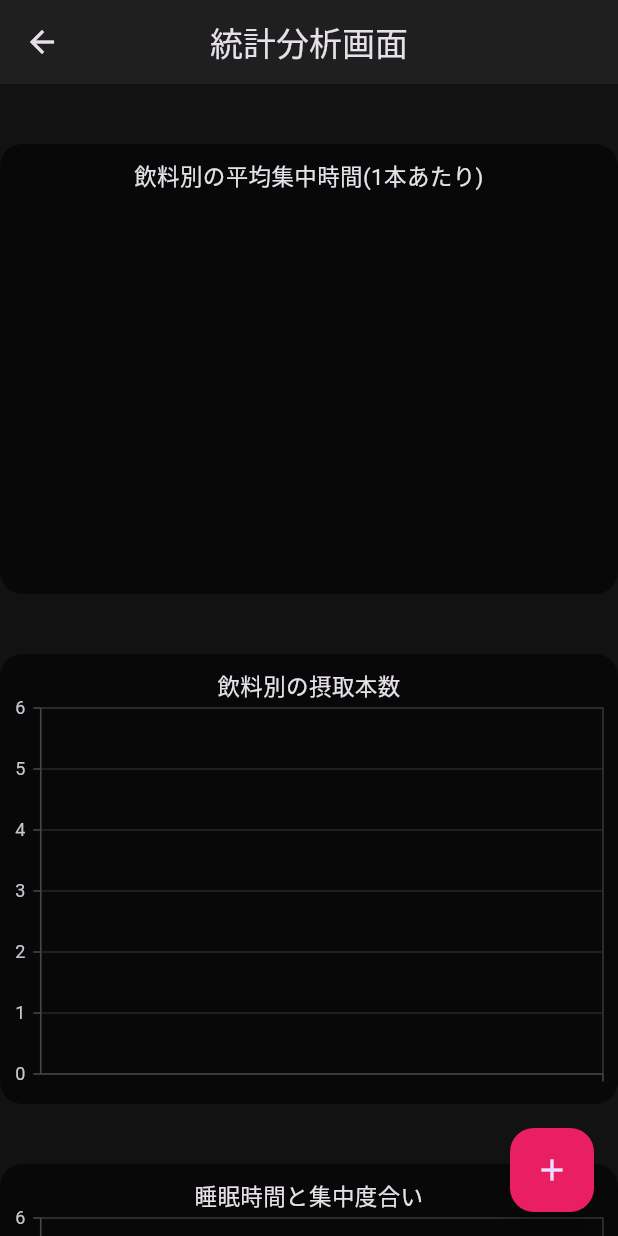
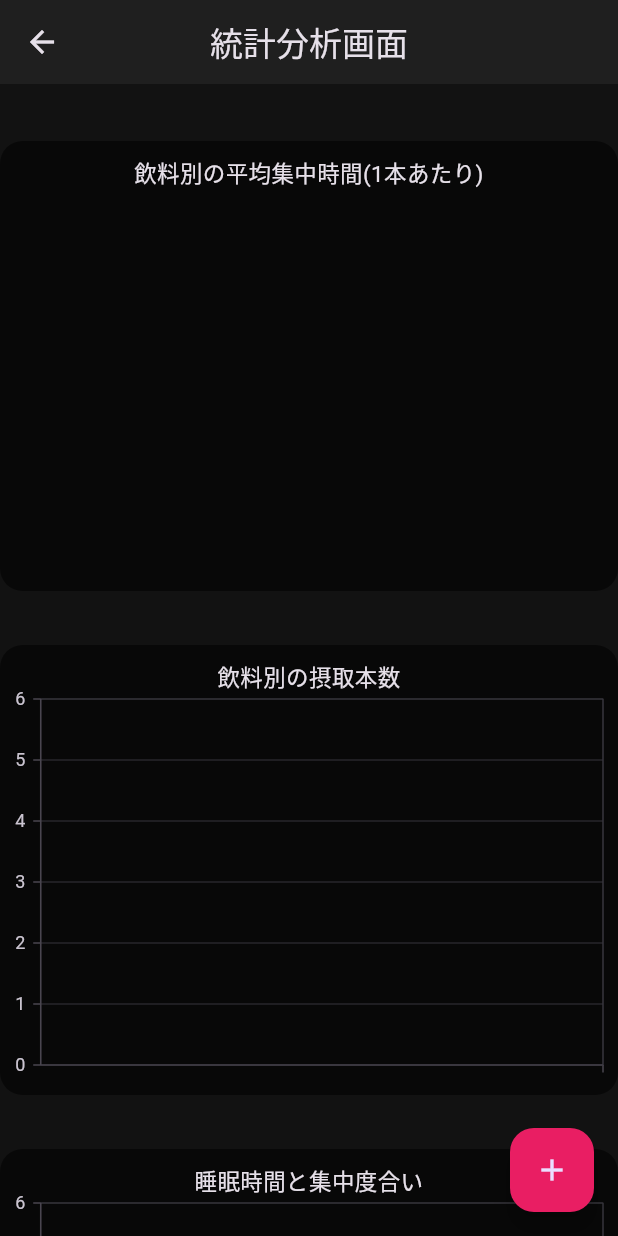
Before and after one commit to jphacks/os_2406, a Flutter app: the DashboardScreen screen opened directly with empty values, on a phone screen of 412 x 824 dp. Run offline on Flutter 3.47's test engine with Material 3 defaults, Android fonts, the phone set to English and light mode, and no system bars; our stand-ins replace syncfusion_flutter_charts; network calls fail.

```diff
--- a/flutter_application/lib/main.dart
+++ b/flutter_application/lib/main.dart
@@ -100,7 +100,6 @@ class DashboardScreen extends StatelessWidget {
   @override
   Widget build(BuildContext context) {
     return Scaffold(
-      // backgroundColor: const Color.fromARGB(255, 255, 255, 255),
       backgroundColor: const Color(0xFF121212),
       appBar: AppBar(
         title: const Text('統計分析画面'),
@@ -133,11 +132,10 @@ class DashboardScreen extends StatelessWidget {
   Widget _buildDrinkScoreChart() {
     return Container(
       height: 300,
-      margin: const EdgeInsets.symmetric(vertical: 20),
+      margin: const EdgeInsets.symmetric(vertical: 18),
       decoration: BoxDecoration(
         borderRadius: BorderRadius.circular(15),
         color: Colors.black54,
-        // color: Colors.black54,
       ),
       child: SfCircularChart(
         title: ChartTitle(text: '飲料別の平均集中時間(1本あたり)'),
@@ -157,7 +155,7 @@ class DashboardScreen extends StatelessWidget {
   Widget _buildConsumptionChart() {
     return Container(
       height: 300,
-      margin: const EdgeInsets.symmetric(vertical: 20),
+      margin: const EdgeInsets.symmetric(vertical: 18),
       decoration: BoxDecoration(
         borderRadius: BorderRadius.circular(15),
         color: Colors.black54,
@@ -184,7 +182,7 @@ class DashboardScreen extends StatelessWidget {
   Widget _buildSleepFocusChart() {
     return Container(
       height: 300,
-      margin: const EdgeInsets.symmetric(vertical: 20),
+      margin: const EdgeInsets.symmetric(vertical: 18),
       decoration: BoxDecoration(
         borderRadius: BorderRadius.circular(15),
         color: Colors.black54,
```
